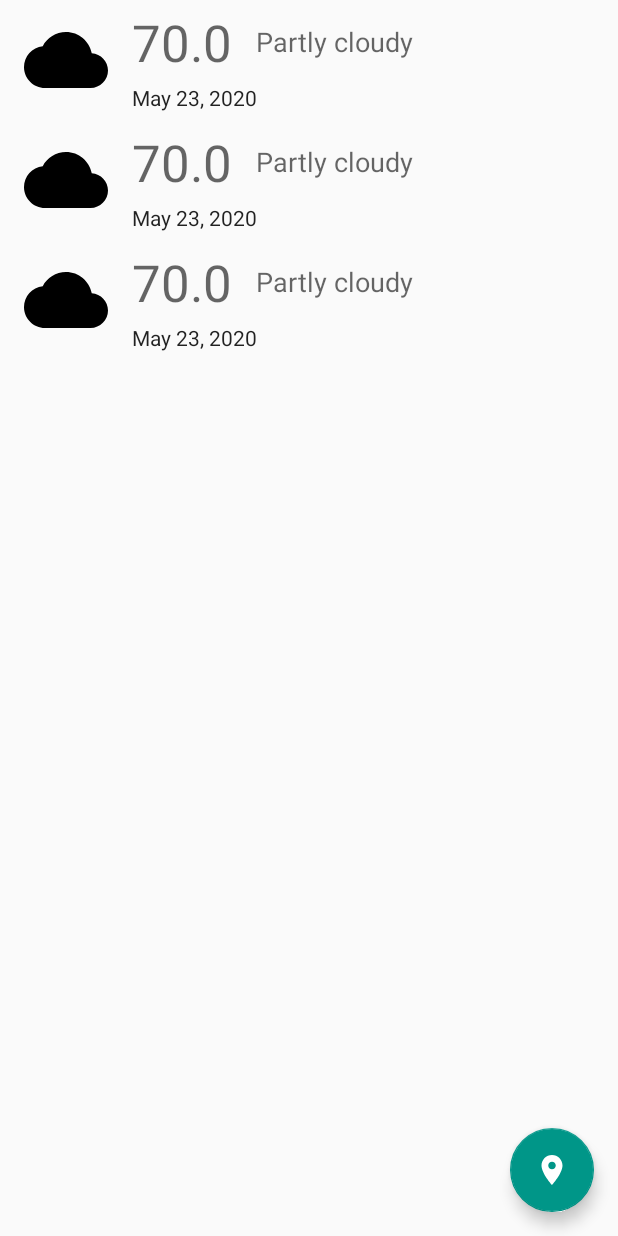
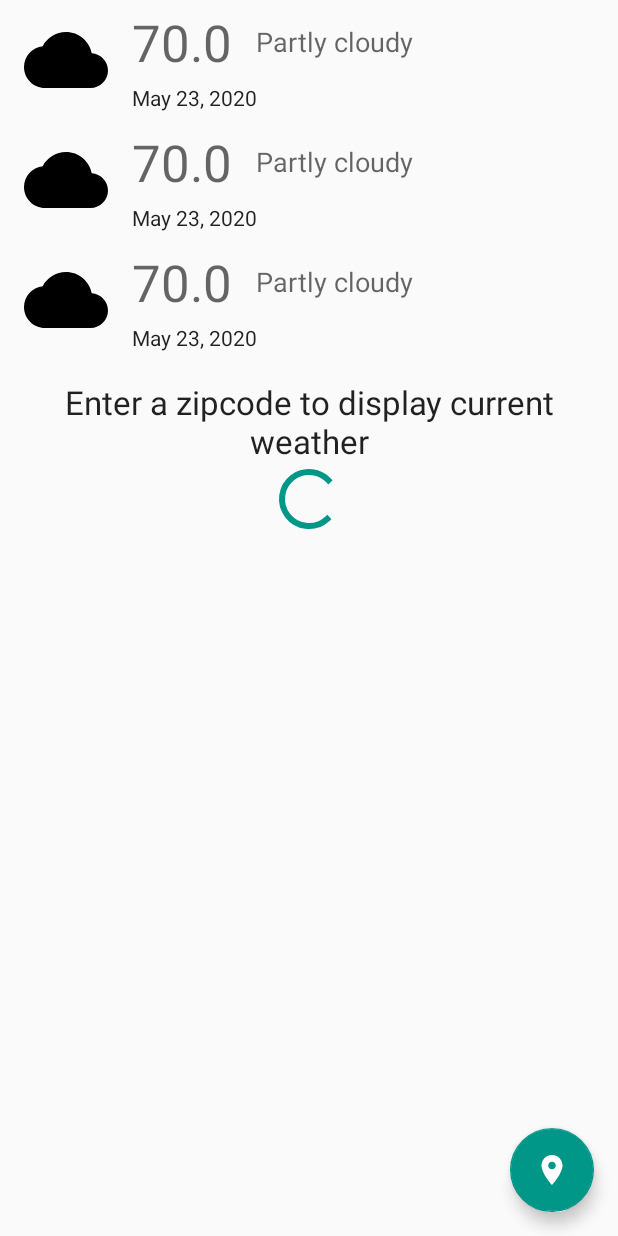
Before and after one commit to n8ebel/AD340, an Android app: the layout fragment_weekly_forecast.xml on its own in the app's theme, with its tools: preview values and no code run, on a phone screen of 412 x 824 dp. Run offline under Robolectric (Android 15) with nearby library versions, the phone set to English and light mode, and no system bars.

Commit message:
Add empty message and progress bar to WeeklyForecastFragment

```diff
--- a/app/src/main/java/com/goobar/io/ad340/forecast/WeeklyForecastFragment.kt
+++ b/app/src/main/java/com/goobar/io/ad340/forecast/WeeklyForecastFragment.kt
@@ -7,6 +7,8 @@ import androidx.fragment.app.Fragment
 import android.view.LayoutInflater
 import android.view.View
 import android.view.ViewGroup
+import android.widget.ProgressBar
+import android.widget.TextView
 import androidx.lifecycle.Observer
 import androidx.navigation.fragment.findNavController
 import androidx.recyclerview.widget.LinearLayoutManager
@@ -38,6 +40,9 @@ class WeeklyForecastFragment : Fragment() {
 
         tempDisplaySettingManager = TempDisplaySettingManager(requireContext())
 
+        val emptyMsg = view.findViewById<TextView>(R.id.emptyMessage)
+        val progressBar = view.findViewById<ProgressBar>(R.id.progressBar)
+
         val dailyForecastList: RecyclerView = view.findViewById(R.id.dailyForecastList)
         dailyForecastList.layoutManager = LinearLayoutManager(requireContext())
         val dailyForecastAdapter = DailyForecastListAdapter(tempDisplaySettingManager) {
@@ -47,6 +52,10 @@ class WeeklyForecastFragment : Fragment() {
 
         // Create the observer which updates the UI in response to forecast updates
         val weeklyForecastObserver = Observer<WeeklyForecast> { weeklyForecast ->
+            emptyMsg.visibility = View.GONE
+            progressBar.visibility = View.GONE
+            dailyForecastList.visibility = View.VISIBLE
+
             // update our list adapter
             dailyForecastAdapter.submitList(weeklyForecast.daily)
         }
@@ -60,7 +69,10 @@ class WeeklyForecastFragment : Fragment() {
         locationRepository = LocationRepository(requireContext())
         val savedLocationObserver = Observer<Location> { savedLocation ->
             when (savedLocation) {
-                is Location.Zipcode -> forecastRepository.loadWeeklyForecast(savedLocation.zipcode)
+                is Location.Zipcode -> {
+                    progressBar.visibility = View.VISIBLE
+                    forecastRepository.loadWeeklyForecast(savedLocation.zipcode)
+                }
             }
         }
         locationRepository.savedLocation.observe(viewLifecycleOwner, savedLocationObserver)
--- a/app/src/main/res/layout/fragment_weekly_forecast.xml
+++ b/app/src/main/res/layout/fragment_weekly_forecast.xml
@@ -7,15 +7,44 @@
     android:layout_height="match_parent"
     tools:context=".forecast.CurrentForecastFragment">
 
+    <TextView
+        android:id="@+id/emptyMessage"
+        android:layout_width="0dp"
+        android:layout_height="wrap_content"
+        android:layout_marginStart="32dp"
+        android:layout_marginEnd="32dp"
+        android:text="Enter a zipcode to display current weather"
+        android:textAlignment="center"
+        android:textAppearance="@style/TextAppearance.AppCompat.Large"
+        android:visibility="visible"
+        app:layout_constraintBottom_toBottomOf="parent"
+        app:layout_constraintEnd_toEndOf="parent"
+        app:layout_constraintStart_toStartOf="parent"
+        app:layout_constraintTop_toTopOf="parent"
+        app:layout_constraintVertical_bias="0.32999998" />
+
+    <ProgressBar
+        android:id="@+id/progressBar"
+        style="?android:attr/progressBarStyle"
+        android:layout_width="wrap_content"
+        android:layout_height="wrap_content"
+        android:visibility="gone"
+        app:layout_constraintEnd_toEndOf="@+id/emptyMessage"
+        app:layout_constraintStart_toStartOf="@+id/emptyMessage"
+        app:layout_constraintTop_toBottomOf="@+id/emptyMessage"
+        tools:visibility="visible" />
+
     <androidx.recyclerview.widget.RecyclerView
         android:id="@+id/dailyForecastList"
         android:layout_width="0dp"
         android:layout_height="0dp"
+        android:visibility="gone"
         app:layout_constraintBottom_toBottomOf="parent"
         app:layout_constraintEnd_toEndOf="parent"
         app:layout_constraintStart_toStartOf="parent"
         app:layout_constraintTop_toTopOf="parent"
-        tools:listitem="@layout/item_daily_forecast" />
+        tools:listitem="@layout/item_daily_forecast"
+        tools:visibility="visible" />
 
     <com.google.android.material.floatingactionbutton.FloatingActionButton
         android:id="@+id/locationEntryButton"
```
